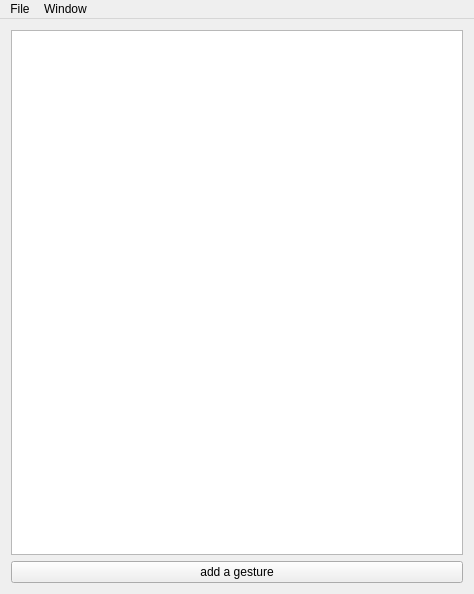
Old version of the form UIMyoWekaGenFiles/GenMyoWindow.ui in the repository DMIunipg/AI-Gestures-Classifier.
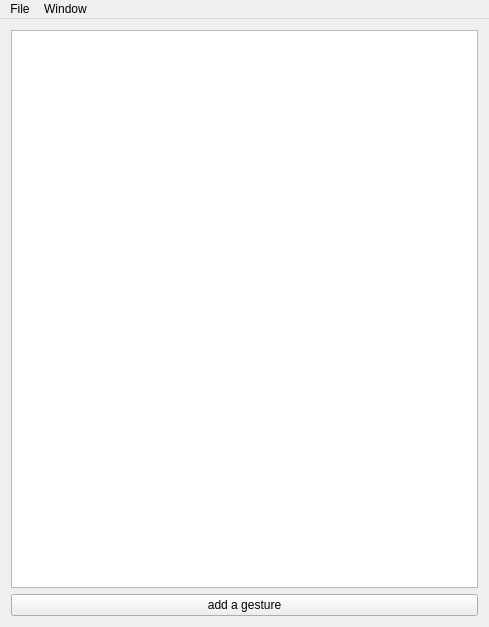
New version of the form.

The edit to the form file:
```diff
--- a/UIMyoWekaGenFiles/GenMyoWindow.ui
+++ b/UIMyoWekaGenFiles/GenMyoWindow.ui
@@ -6,8 +6,8 @@
    <rect>
     <x>0</x>
     <y>0</y>
-    <width>474</width>
-    <height>594</height>
+    <width>489</width>
+    <height>627</height>
    </rect>
   </property>
   <property name="windowTitle">
@@ -32,7 +32,7 @@
     <rect>
      <x>0</x>
      <y>0</y>
-     <width>474</width>
+     <width>489</width>
      <height>22</height>
     </rect>
    </property>
```
Left out of the diff: 19 changed lines with no effect on the pictures.
